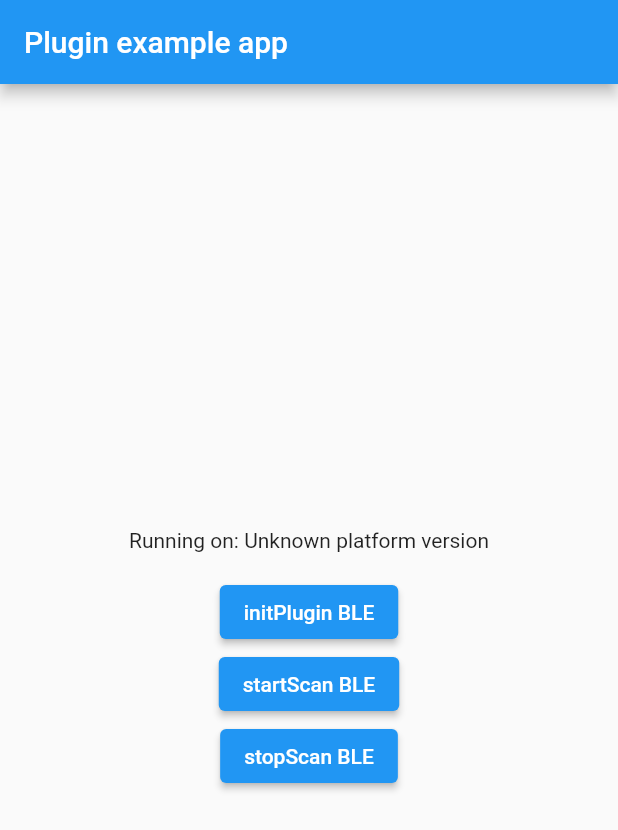
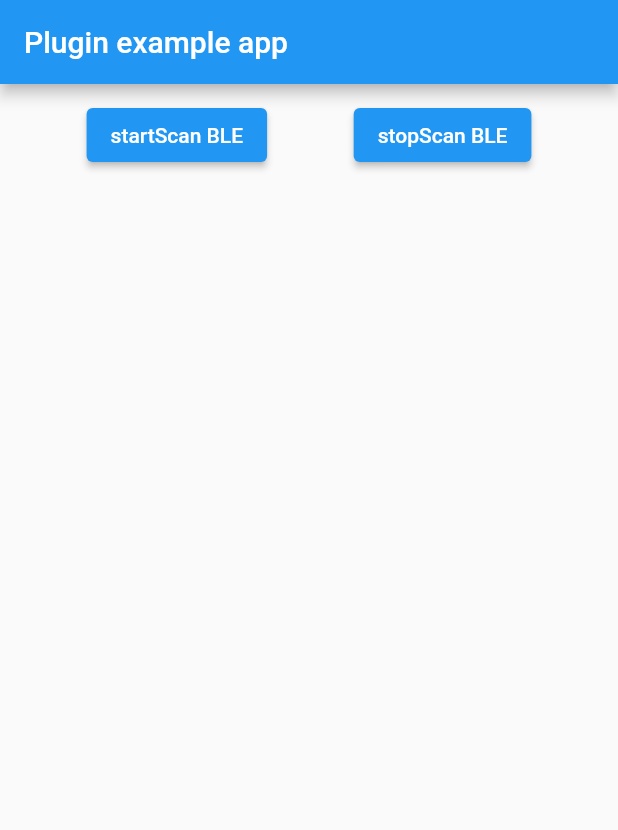
Before and after one commit to edsonboldrini/flutter_ycbtsdk, a Flutter app: the screen it shows after launch, on a phone screen of 412 x 824 dp. Shown: the top 830 px of the screen. Run offline on Flutter 3.47's test engine with Material 2 defaults, Android fonts, the phone set to English and light mode, and no system bars; our stand-ins replace plugin_platform_interface.

Commit message:
Improve flutter example

```diff
--- a/example/lib/main.dart
+++ b/example/lib/main.dart
@@ -1,5 +1,4 @@
 import 'dart:async';
-import 'dart:developer';
 
 import 'package:flutter/material.dart';
 import 'package:flutter/services.dart';
@@ -24,11 +23,7 @@ class _MyAppState extends State<MyApp> {
   void initState() {
     super.initState();
     initPlatformState();
-
-    // WidgetsBinding.instance.addPostFrameCallback((_) async {
-    //   await Future.delayed(Duration.zero);
-    //   await initPlugin();
-    // });
+    initPlugin();
   }
 
   // Platform messages are asynchronous, so we initialize in an async method.
@@ -57,7 +52,7 @@ class _MyAppState extends State<MyApp> {
     try {
       await _flutterYcbtsdkPlugin.initPlugin();
     } catch (e) {
-      log(e.toString());
+      // log(e.toString());
     }
   }
 
@@ -69,21 +64,13 @@ class _MyAppState extends State<MyApp> {
           title: const Text('Plugin example app'),
         ),
         body: Column(
-          mainAxisAlignment: MainAxisAlignment.center,
           children: [
-            Center(
-              child: Text('Running on: $_platformVersion\n'),
+            const SizedBox(
+              height: 10,
             ),
-            ElevatedButton(
-              onPressed: () async {
-                try {
-                  await _flutterYcbtsdkPlugin.initPlugin();
-                } catch (e) {
-                  // log(e.toString());
-                }
-              },
-              child: const Text('initPlugin BLE'),
-            ),
+            Row(
+              mainAxisAlignment: MainAxisAlignment.spaceEvenly,
+              children: [
                 ElevatedButton(
                   onPressed: () async {
                     try {
@@ -106,6 +93,8 @@ class _MyAppState extends State<MyApp> {
                 ),
               ],
             ),
+          ],
+        ),
       ),
     );
   }
```
Also changed, not shown: 1 other file. Lines whose indentation alone changed are shown as unchanged.
